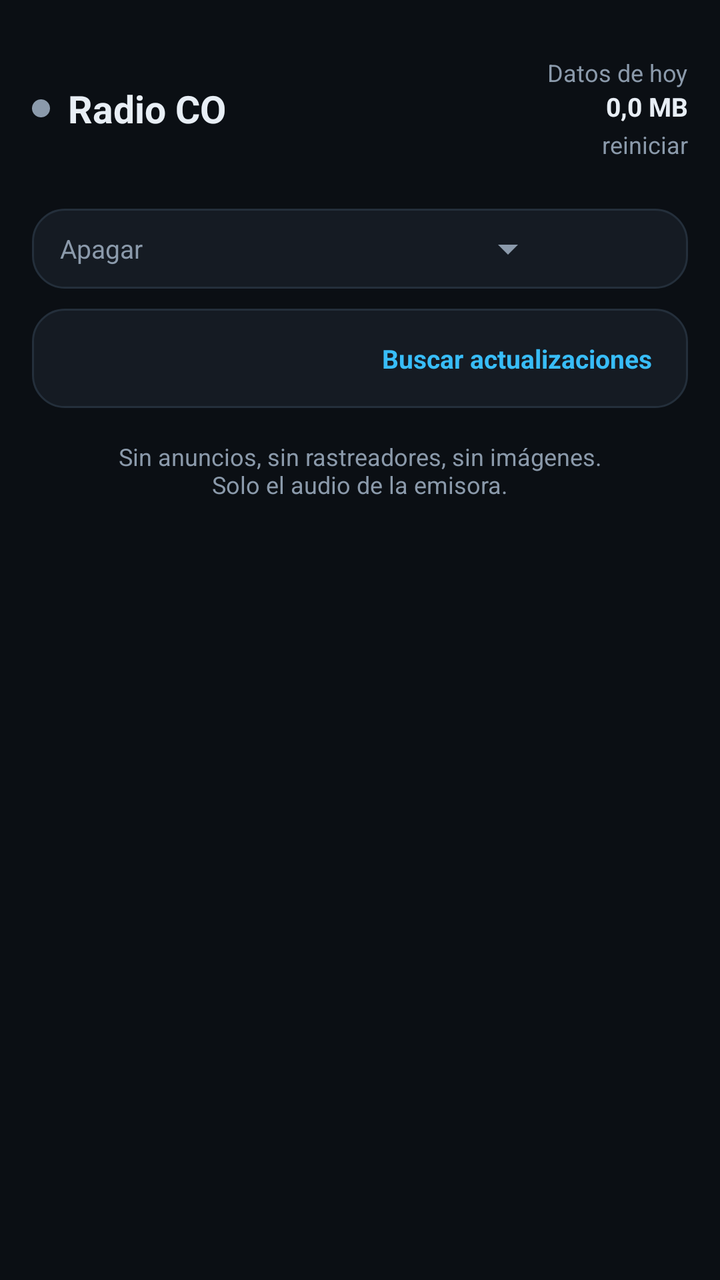
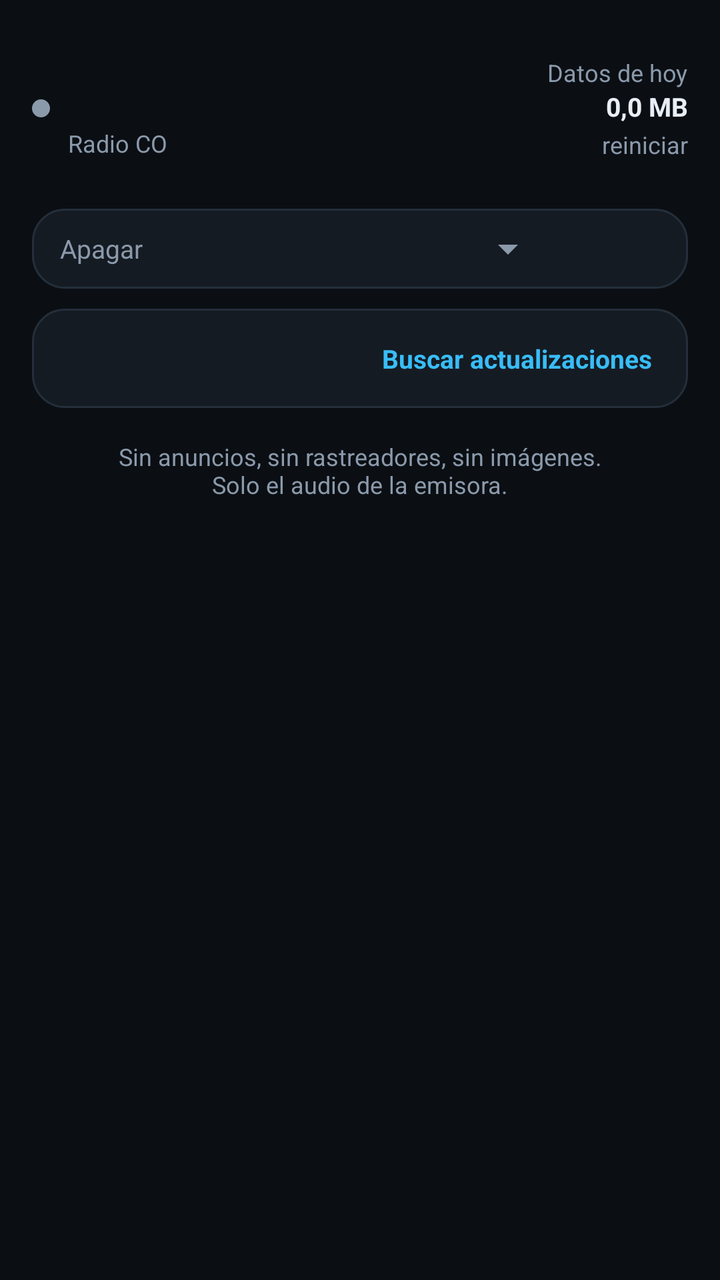

The first picture is an Android layout as it rendered before a commit; the second is the same layout after the commit. The layout source and the unified diff follow.
<!-- AndroidManifest.xml: application theme Theme.RadioCO -->
<!-- res/layout/activity_main.xml -->
<?xml version="1.0" encoding="utf-8"?>
<ScrollView xmlns:android="http://schemas.android.com/apk/res/android"
    android:layout_width="match_parent"
    android:layout_height="match_parent"
    android:fillViewport="true"
    android:background="@color/bg">

    <LinearLayout
        android:layout_width="match_parent"
        android:layout_height="wrap_content"
        android:orientation="vertical"
        android:padding="16dp">

        
        <LinearLayout
            android:layout_width="match_parent"
            android:layout_height="wrap_content"
            android:orientation="horizontal"
            android:gravity="top"
            android:paddingTop="12dp"
            android:paddingBottom="14dp">

            <View
                android:id="@+id/dotState"
                android:layout_width="9dp"
                android:layout_height="9dp"
                android:layout_gravity="center_vertical"
                android:layout_marginEnd="9dp"
                android:background="@drawable/circle"
                android:backgroundTint="@color/dim" />

            <TextView
                android:layout_width="0dp"
                android:layout_height="wrap_content"
                android:layout_weight="1"
                android:layout_gravity="center_vertical"
                android:text="@string/app_name"
                android:textColor="@color/txt"
                android:textSize="19sp"
                android:textStyle="bold" />

            <LinearLayout
                android:layout_width="wrap_content"
                android:layout_height="wrap_content"
                android:orientation="vertical"
                android:gravity="end">

                <TextView
                    android:layout_width="wrap_content"
                    android:layout_height="wrap_content"
                    android:text="@string/data_today"
                    android:textColor="@color/dim"
                    android:textSize="12sp" />

                <TextView
                    android:id="@+id/tvData"
                    android:layout_width="wrap_content"
                    android:layout_height="wrap_content"
                    android:text="0,0 MB"
                    android:textColor="@color/txt"
                    android:textSize="13sp"
                    android:textStyle="bold" />

                <TextView
                    android:id="@+id/btnReset"
                    android:layout_width="wrap_content"
                    android:layout_height="wrap_content"
                    android:paddingTop="2dp"
                    android:text="@string/reset"
                    android:textColor="@color/dim"
                    android:textSize="12sp" />
            </LinearLayout>
        </LinearLayout>

        
        <LinearLayout
            android:id="@+id/containerStations"
            android:layout_width="match_parent"
            android:layout_height="wrap_content"
            android:orientation="vertical" />

        
        <LinearLayout
            android:layout_width="match_parent"
            android:layout_height="wrap_content"
            android:layout_marginTop="10dp"
            android:background="@drawable/card_bg"
            android:gravity="center_vertical"
            android:orientation="horizontal"
            android:paddingStart="14dp"
            android:paddingTop="8dp"
            android:paddingEnd="14dp"
            android:paddingBottom="8dp">

            <TextView
                android:layout_width="wrap_content"
                android:layout_height="wrap_content"
                android:text="@string/turn_off"
                android:textColor="@color/dim"
                android:textSize="13sp" />

            <Spinner
                android:id="@+id/spTimer"
                android:layout_width="0dp"
                android:layout_height="wrap_content"
                android:layout_weight="1"
                android:layout_marginStart="8dp" />

            <TextView
                android:id="@+id/tvTimeLeft"
                android:layout_width="wrap_content"
                android:layout_height="wrap_content"
                android:minWidth="52dp"
                android:gravity="end"
                android:textColor="@color/txt"
                android:textSize="13sp" />
        </LinearLayout>

        
        <LinearLayout
            android:layout_width="match_parent"
            android:layout_height="wrap_content"
            android:layout_marginTop="10dp"
            android:background="@drawable/card_bg"
            android:orientation="vertical"
            android:paddingStart="14dp"
            android:paddingTop="10dp"
            android:paddingEnd="14dp"
            android:paddingBottom="10dp">

            <LinearLayout
                android:layout_width="match_parent"
                android:layout_height="wrap_content"
                android:gravity="center_vertical"
                android:orientation="horizontal">

                <TextView
                    android:id="@+id/tvVersion"
                    android:layout_width="0dp"
                    android:layout_height="wrap_content"
                    android:layout_weight="1"
                    android:textColor="@color/dim"
                    android:textSize="13sp" />

                <TextView
                    android:id="@+id/btnUpdate"
                    android:layout_width="wrap_content"
                    android:layout_height="wrap_content"
                    android:background="?attr/selectableItemBackground"
                    android:paddingStart="8dp"
                    android:paddingTop="6dp"
                    android:paddingEnd="4dp"
                    android:paddingBottom="6dp"
                    android:text="@string/check_updates"
                    android:textColor="@color/accent_mega"
                    android:textSize="13sp"
                    android:textStyle="bold" />
            </LinearLayout>

            <TextView
                android:id="@+id/tvUpdateStatus"
                android:layout_width="match_parent"
                android:layout_height="wrap_content"
                android:layout_marginTop="2dp"
                android:textColor="@color/dim"
                android:textSize="12sp"
                android:visibility="gone" />

            <ProgressBar
                android:id="@+id/pbUpdate"
                style="?android:attr/progressBarStyleHorizontal"
                android:layout_width="match_parent"
                android:layout_height="wrap_content"
                android:layout_marginTop="6dp"
                android:max="100"
                android:visibility="gone" />
        </LinearLayout>

        <TextView
            android:layout_width="match_parent"
            android:layout_height="wrap_content"
            android:layout_marginTop="16dp"
            android:gravity="center"
            android:text="@string/footer"
            android:textColor="@color/dim"
            android:textSize="12sp" />
    </LinearLayout>
</ScrollView>
<!-- resources referenced by this layout -->
<resources>
  <color name="accent_mega">#FF38BDF8</color>
  <color name="bg">#FF0B0F14</color>
  <color name="dim">#FF8B9AAB</color>
  <color name="txt">#FFE8EEF5</color>
  <!-- drawable card_bg (drawable) -->
  <?xml version="1.0" encoding="utf-8"?>
  <shape xmlns:android="http://schemas.android.com/apk/res/android"
      android:shape="rectangle">
      <solid android:color="@color/card" />
      <corners android:radius="16dp" />
      <stroke android:width="1dp" android:color="@color/line" />
  </shape>
  <!-- drawable circle (drawable) -->
  <?xml version="1.0" encoding="utf-8"?>
  <shape xmlns:android="http://schemas.android.com/apk/res/android"
      android:shape="oval">
      <solid android:color="#FFFFFFFF" />
  </shape>
  <string name="app_name">Radio CO</string>
  <string name="check_updates">Buscar actualizaciones</string>
  <string name="data_today">Datos de hoy</string>
  <string name="footer">Sin anuncios, sin rastreadores, sin imágenes.\nSolo el audio de la emisora.</string>
  <string name="reset">reiniciar</string>
  <string name="turn_off">Apagar</string>
  <style name="Theme.RadioCO" parent="Theme.Material3.Dark.NoActionBar">
          <item name="colorPrimary">@color/accent_mega</item>
          <item name="colorOnPrimary">@color/on_accent</item>
          <item name="android:windowBackground">@color/bg</item>
          <item name="android:statusBarColor">@color/bg</item>
          <item name="android:navigationBarColor">@color/bg</item>
          <item name="android:textColorPrimary">@color/txt</item>
          <item name="android:textColorSecondary">@color/dim</item>
          <item name="android:windowLightStatusBar" tools:targetApi="m">false</item>
      </style>
  <color name="card">#FF151B23</color>
  <color name="line">#FF242F3B</color>
  <color name="on_accent">#FF08111A</color>
</resources>

<!-- the commit's change to res/layout/activity_main.xml (unified diff, before → after) -->
@@ -29,15 +29,29 @@
                 android:background="@drawable/circle"
                 android:backgroundTint="@color/dim" />
 
-            <TextView
+            <LinearLayout
                 android:layout_width="0dp"
                 android:layout_height="wrap_content"
                 android:layout_weight="1"
                 android:layout_gravity="center_vertical"
-                android:text="@string/app_name"
-                android:textColor="@color/txt"
-                android:textSize="19sp"
-                android:textStyle="bold" />
+                android:orientation="vertical">
+
+                <TextView
+                    android:id="@+id/tvClock"
+                    android:layout_width="wrap_content"
+                    android:layout_height="wrap_content"
+                    android:includeFontPadding="false"
+                    android:textColor="@color/txt"
+                    android:textSize="30sp"
+                    android:textStyle="bold" />
+
+                <TextView
+                    android:layout_width="wrap_content"
+                    android:layout_height="wrap_content"
+                    android:text="@string/app_name"
+                    android:textColor="@color/dim"
+                    android:textSize="12sp" />
+            </LinearLayout>
 
             <LinearLayout
                 android:layout_width="wrap_content"
